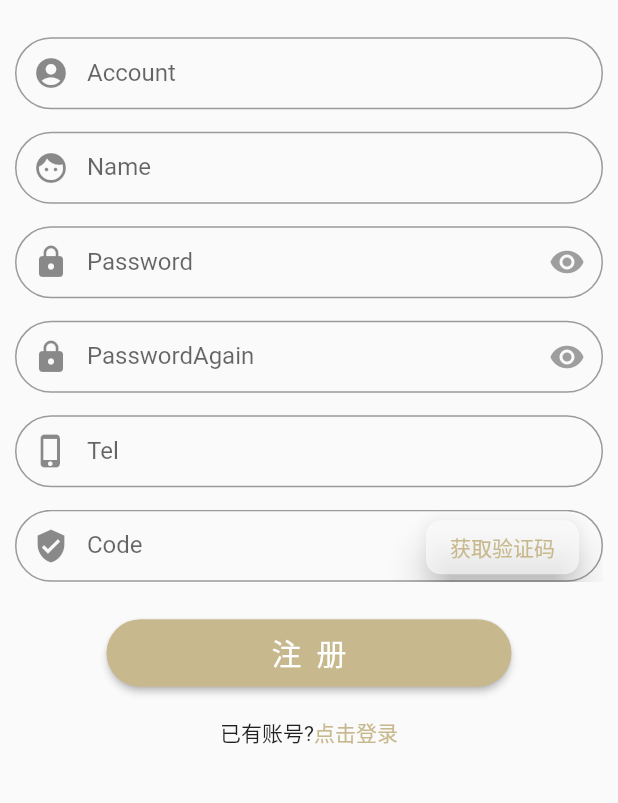
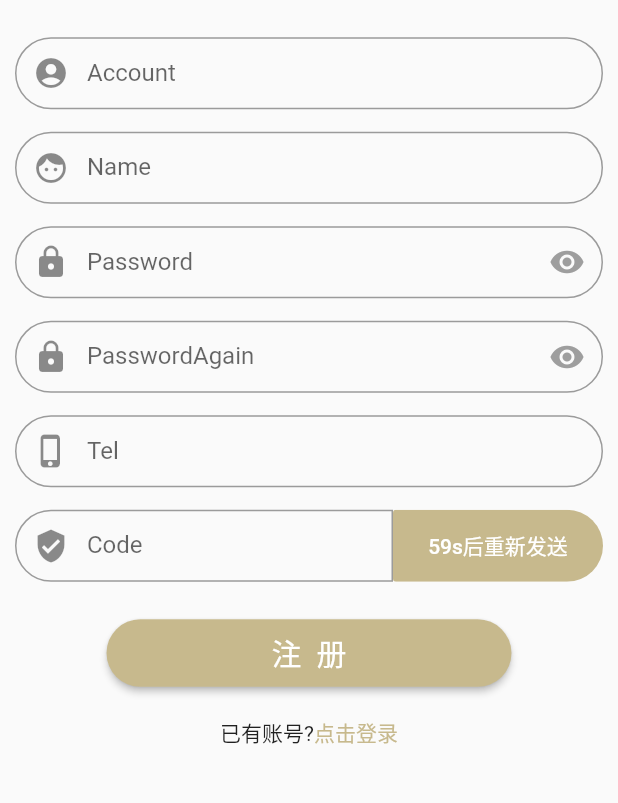
Before and after one commit to EmmaHZY/any_door, a Flutter app: the RegisterPage screen opened directly, after a tap on "获取验证码", on a phone screen of 412 x 824 dp, the part 391-1194 px from its top. Run offline on Flutter 3.47's test engine with Material 2 defaults, Android fonts, the light colour scheme and no system bars; missing offline and left inert: im_flutter_sdk; network calls fail.

Commit message:
验证码界面+聊天实现

```diff
--- a/lib/HttpTools.dart
+++ b/lib/HttpTools.dart
@@ -30,12 +30,12 @@ class NetUtils{
   }
 
 
-  static postFormDataClient() async {
+  static postFormDataClient(String tel,String code) async {
     var url = "http://sms-api.luosimao.com/v1/send.json";
     var client = http.MultipartRequest("post", Uri.parse(url));
     client.headers["Authorization"]="Basic YXBpOmtleS1hOGUwMjUyYWM1YTJlMzEwYmJkNGU5Nzc2YjAwZGNjYg==";
-    client.fields["mobile"]="15096562998";
-    client.fields["message"]="验证码：121127【铁壳测试】";
+    client.fields["mobile"]=tel;
+    client.fields["message"]="验证码："+code+"【铁壳测试】";
     client.send().then((http.StreamedResponse response) {
       if (response.statusCode == 200) {
         response.stream.transform(utf8.decoder).join().then((String string) {
--- a/lib/Pages/Home/BottomTabBar.dart
+++ b/lib/Pages/Home/BottomTabBar.dart
@@ -6,7 +6,6 @@ import 'package:any_door/Pages/Task/TaskPage.dart';
 import 'package:any_door/Pages/Deal/DealPage.dart';
 import 'package:any_door/Pages/Publish/PublishPage.dart';
 import 'package:any_door/Pages/Message/MessagePage.dart';
-import 'package:any_door/Pages/Message/CommunicationPage.dart';
 import 'package:any_door/Pages/Mine/MinePage.dart';
 
 
@@ -22,7 +21,7 @@ class BottomTabBar extends StatefulWidget {
 
 class _BottomTabBarState extends State<BottomTabBar> {
   int currentIndex = 0;
-  List pageList = [const TaskPage(), const DealPage(), const PublishPage(),const CommunicationPage(title:"title"), const MinePage()];
+  List pageList = [const TaskPage(), const DealPage(), const PublishPage(),const MessagePage(), const MinePage()];
 
   @override
   Widget build(BuildContext context) {
--- a/lib/Pages/Login/RegisterPage.dart
+++ b/lib/Pages/Login/RegisterPage.dart
@@ -1,9 +1,13 @@
+import 'dart:math';
+
 import 'package:flutter/material.dart';
 import 'package:any_door/my_colors.dart';
 import 'package:flutter/services.dart';
 
 import '../../HttpTools.dart';
+import '../../account.dart';
 import 'LoginPage.dart';
+import 'Widget/CodeTimer.dart';
 import 'Widget/IntervalClick.dart';
 
 
@@ -17,11 +21,13 @@ class RegisterPage extends StatefulWidget {
 
 class _RegisterPageState extends State<RegisterPage> {
   final GlobalKey _formKey = GlobalKey<FormState>();
-  late String _account,_name,_password,_verify,_tel,_code;
+  late String _account,_name,_password,_verify,_code;//用户填写
+  String _tel="0000000000";
   bool _isObscure = true;
   bool _isObscure1 = true;
   Color _eyeColor = Colors.grey;
   Color _eyeColor1 = Colors.grey;
+
 
   @override
   Widget build(BuildContext context) {
@@ -53,7 +59,7 @@ class _RegisterPageState extends State<RegisterPage> {
             const SizedBox(height: 15),
             buildTelTextField(), // 手机号输入
             const SizedBox(height: 15),
-            buildCodeTextField(), // 验证码输入
+            buildCode(),//验证码
             const SizedBox(height: 25),
             buildRegisterButton(context), // 按钮
             const SizedBox(height: 10),
@@ -110,26 +116,46 @@ class _RegisterPageState extends State<RegisterPage> {
           onPressed: () {
             (_formKey.currentState as FormState).save();
             //TODO 执行注册方法
-            print("注册");
+            Account.tel=_tel;
+            print(Account.tel);
           },
         ),
       ),
     );
   }
 
+  Widget buildCode(){
+    return IntrinsicHeight(
+      child: Row(
+      children: [
+      Expanded(
+      flex: 9,
+      child: buildCodeTextField(),
+    ),
+    const Expanded(
+    flex: 5,
+    child: SizedBox(
+      child:  CodeTimer(),
+      height: double.infinity,
+    )
+    ),
+    // const CodeTimer(),
+    ],
+    ));
+  }
+
+
   Widget buildCodeTextField() {
     double width = MediaQuery.of(context).size.width;
-    return Stack(
-      children: <Widget>[
-         const TextField(
-           decoration: InputDecoration(
+    return TextFormField(
+           decoration: const InputDecoration(
              labelText: 'Code',
              hintText: '请输入验证码',
              /// 边框
              border: OutlineInputBorder(
-               borderRadius: BorderRadius.all(
-                 /// 里面的数值尽可能大才是左右半圆形，否则就是普通的圆角形
-                 Radius.circular(50),
+               borderRadius: BorderRadius.only(
+                   topLeft: Radius.circular(50),
+                   bottomLeft: Radius.circular(50)
                ),
              ),
              ///设置内容内边距
@@ -140,50 +166,77 @@ class _RegisterPageState extends State<RegisterPage> {
              /// 前缀图标
              prefixIcon: Icon(Icons.verified_user),
            ),
-          ),
-        Positioned(
-          left: width - 138,
-          top: 1,
-          child:  RaisedButton(
-            child: const Text("获取验证码"),
-            color: Colors.white60, //按钮的背景颜色
-            textColor: MyColors.mPrimaryColor, //字体颜色
-            elevation: 10.0, //阴影
-            shape: RoundedRectangleBorder(
-              //设置圆角
-                borderRadius: BorderRadius.circular(10)),
-            onPressed: () {
-              intervalClick(60);
-            },
-          ),
-        ),
-      ],
-    );
+      onSaved: (v) => _code = v!,
+          );
   }
 
+  //验证码框
+  // Widget buildCodeTextField() {
+  //   double width = MediaQuery.of(context).size.width;
+  //   return Stack(
+  //     children: <Widget>[
+  //       const TextField(
+  //         decoration: InputDecoration(
+  //           labelText: 'Code',
+  //           hintText: '请输入验证码',
+  //           /// 边框
+  //           border: OutlineInputBorder(
+  //             borderRadius: BorderRadius.all(
+  //               /// 里面的数值尽可能大才是左右半圆形，否则就是普通的圆角形
+  //               Radius.circular(50),
+  //             ),
+  //           ),
+  //           ///设置内容内边距
+  //           contentPadding: EdgeInsets.only(
+  //             top: 0,
+  //             bottom: 0,
+  //           ),
+  //           /// 前缀图标
+  //           prefixIcon: Icon(Icons.verified_user),
+  //         ),
+  //       ),
+  //       Positioned(
+  //         left: width - 138,
+  //         top: 1,
+  //         child:  RaisedButton(
+  //           child: const Text("获取验证码"),
+  //           color: Colors.white60, //按钮的背景颜色
+  //           textColor: MyColors.mPrimaryColor, //字体颜色
+  //           elevation: 10.0, //阴影
+  //           shape: RoundedRectangleBorder(
+  //             //设置圆角
+  //               borderRadius: BorderRadius.circular(10)),
+  //           onPressed: () {
+  //             intervalClick(60);
+  //           },
+  //         ),
+  //       ),
+  //     ],
+  //   );
+  // }
+
   Widget buildTelTextField() {
-    return TextFormField(
-      decoration: const InputDecoration(
-        labelText: 'Tel',
-        hintText: '请输入手机号',
-        /// 边框
-        border: OutlineInputBorder(
-          borderRadius: BorderRadius.all(
-            /// 里面的数值尽可能大才是左右半圆形，否则就是普通的圆角形
-            Radius.circular(50),
+        return TextFormField(
+        decoration: const InputDecoration(
+          labelText: 'Tel',
+          hintText: '请输入手机号',
+          /// 边框
+          border: OutlineInputBorder(
+            borderRadius: BorderRadius.all(
+              /// 里面的数值尽可能大才是左右半圆形，否则就是普通的圆角形
+              Radius.circular(50),
+            ),
           ),
+          ///设置内容内边距
+          contentPadding: EdgeInsets.only(
+            top: 0,
+            bottom: 0,
+          ),
+          /// 前缀图标
+          prefixIcon: Icon(Icons.phone_iphone),
         ),
-
-        ///设置内容内边距
-        contentPadding: EdgeInsets.only(
-          top: 0,
-          bottom: 0,
-        ),
-        /// 前缀图标
-        prefixIcon: Icon(Icons.phone_iphone),
-      ),
-      onSaved: (v) => _tel = v!,
-    );
+        onSaved: (v) => _tel = v!
+      );
   }
 
   Widget buildVerifyPassTextField(BuildContext context) {
--- a/lib/Pages/Login/Widget/CodeTimer.dart
+++ b/lib/Pages/Login/Widget/CodeTimer.dart
@@ -1,7 +1,11 @@
 //发送验证码倒计时模块
 import 'dart:async';
+import 'dart:math';
+import 'package:any_door/Pages/Login/RegisterPage.dart';
+import 'package:any_door/account.dart';
 import 'package:flutter/material.dart';
-
+import '../../../HttpTools.dart';
+import '../../../my_colors.dart';
 
 class CodeTimer extends StatefulWidget {
   const CodeTimer({Key? key}) : super(key: key);
@@ -12,34 +16,74 @@ class CodeTimer extends StatefulWidget {
 
 class _CodeTimerState extends State<CodeTimer> {
   late Timer _timer;
+  int judge=0;//辅助判断
+  late String _verificationCode;//生成的验证码
+  var _countdownTime = 0;//倒计时数值
 
-  //倒计时数值
-  var _countdownTime = 0;
   @override
   Widget build(BuildContext context) {
-    return FlatButton(
-      disabledColor:HspColor.btn_disabledColor,
-      splashColor: Colors.transparent,
-      highlightColor: Colors.transparent,
-      hoverColor: Colors.transparent,
-      color: HspColor.btn_oringe,
-      padding: EdgeInsets.only(right: 0),
+    return ClipRRect(
+      child: FlatButton(
+        disabledColor:MyColors.mPrimaryColor,
+        splashColor: MyColors.mThirdLight,
+        highlightColor: MyColors.mThirdLight,
+        hoverColor: MyColors.mThirdLight,
+        color: MyColors.mPrimaryColor,
+        padding: const EdgeInsets.only(right: 0),
         child: Text(handleCodeAutoSizeText(),
-          style: TextStyle(
+            style: const TextStyle(
               color: Colors.white,
+
             )),
         onPressed:_countdownTime==0?btnPress():null,
+      ),
+      borderRadius: const BorderRadius.only(
+          topRight: Radius.circular(50),
+          bottomRight: Radius.circular(50)
+      ),
     );
+
   }
 
   btnPress(){
     if(_countdownTime==0) {
       return () {
         startCountdown();
+        randomCode();//先成验证码
+        //NetUtils.postFormDataClient(,_verificationCode);//验证码发送
+        print(Account.tel);
+        print(_verificationCode);
       };
     }
   }
 
+  //倒计时方法
+  startCountdown() {
+    print("开始");
+    //倒计时时间
+    _countdownTime = 60;
+    print({
+      _countdownTime:_countdownTime
+    });
+    if (judge == 0) {
+      print("开启定时器");
+      _timer = Timer.periodic(const Duration(seconds: 1), call);
+      judge=1;
+    }
+  }
+
+  //生成验证码的函数
+  void randomCode()
+  {
+    String vessel = '0123456789'; //每一位的数据选择容器
+    _verificationCode = '';//初始化结果
+    for (int i = 0; i < 6; i++) {
+      _verificationCode = _verificationCode + vessel[Random().nextInt(vessel.length)];
+    }
+    print( _verificationCode);
+  }
+
+  //文本控制
   String handleCodeAutoSizeText() {
     if (_countdownTime > 0) {
       return '$_countdownTime'+'s后重新发送';
@@ -47,11 +91,12 @@ class _CodeTimerState extends State<CodeTimer> {
       return '获取验证码';
   }
 
+  //倒计时控制
   call (timer) {
     if (_countdownTime < 1) {
       print("定时器取消了");
       _timer.cancel();
-      _timer=null;/原博主的代码少了这个
+      judge=0;
     } else {
     setState(() {
     _countdownTime -= 1;
@@ -60,31 +105,11 @@ class _CodeTimerState extends State<CodeTimer> {
     print(_countdownTime);
   }
 
-  //倒计时方法
-  startCountdown() {
-    print("我竟来了");
-    //倒计时时间
-    _countdownTime = 60;
-    print({
-      _countdownTime:_countdownTime,
-      _timer:_timer == null
-    });
-    print(_timer);
-    if (_timer == null) {/所以第一次循环是_timer是null,再次点击时_timer == null为false
-    print("开启定时器");
-    _timer = Timer.periodic(Duration(seconds: 1), call);
-    //原因是_timer被赋值了，所以在清除定时器后我手动赋值null
-  }
-
-
-  }
-
   @override
   void dispose() {
     super.dispose();
-    if (_timer != null) {
     print("销毁啦");
     _timer.cancel();
+    judge=0;
   }
 }
-}
--- a/lib/Pages/Login/Widget/IntervalClick.dart
+++ b/lib/Pages/Login/Widget/IntervalClick.dart
@@ -1,14 +1,14 @@
-import '../../../HttpTools.dart';
-
-var  lastPopTime = DateTime.now();
-void intervalClick(int needTime){
-  // 防重复提交
-  if(lastPopTime == null || DateTime.now().difference(lastPopTime) > Duration(seconds: needTime)){
-    print(lastPopTime);
-    lastPopTime = DateTime.now();
-    print("允许点击");
-    //NetUtils.postFormDataClient();
-  }else{
-    print("请勿重复点击！");
-  }
-}
+// import '../../../HttpTools.dart';
+//
+// var  lastPopTime = DateTime.now();
+// void intervalClick(int needTime){
+//   // 防重复提交
+//   if(lastPopTime == null || DateTime.now().difference(lastPopTime) > Duration(seconds: needTime)){
+//     print(lastPopTime);
+//     lastPopTime = DateTime.now();
+//     print("允许点击");
+//     //NetUtils.postFormDataClient();
+//   }else{
+//     print("请勿重复点击！");
+//   }
+// }
--- a/lib/account.dart
+++ b/lib/account.dart
@@ -2,4 +2,5 @@
 
 class Account {
   static String account="0000000";
+  static String tel="00000000000";
 }
```
Also changed, not shown: lib/Pages/Login/ForgetPasswordPage.dart (+30 -27 lines), lib/Pages/Message/CommunicationPage.dart (+76 -18 lines), lib/Pages/Message/MessagePage.dart (+29 -2 lines). Lines whose indentation alone changed are shown as unchanged.
